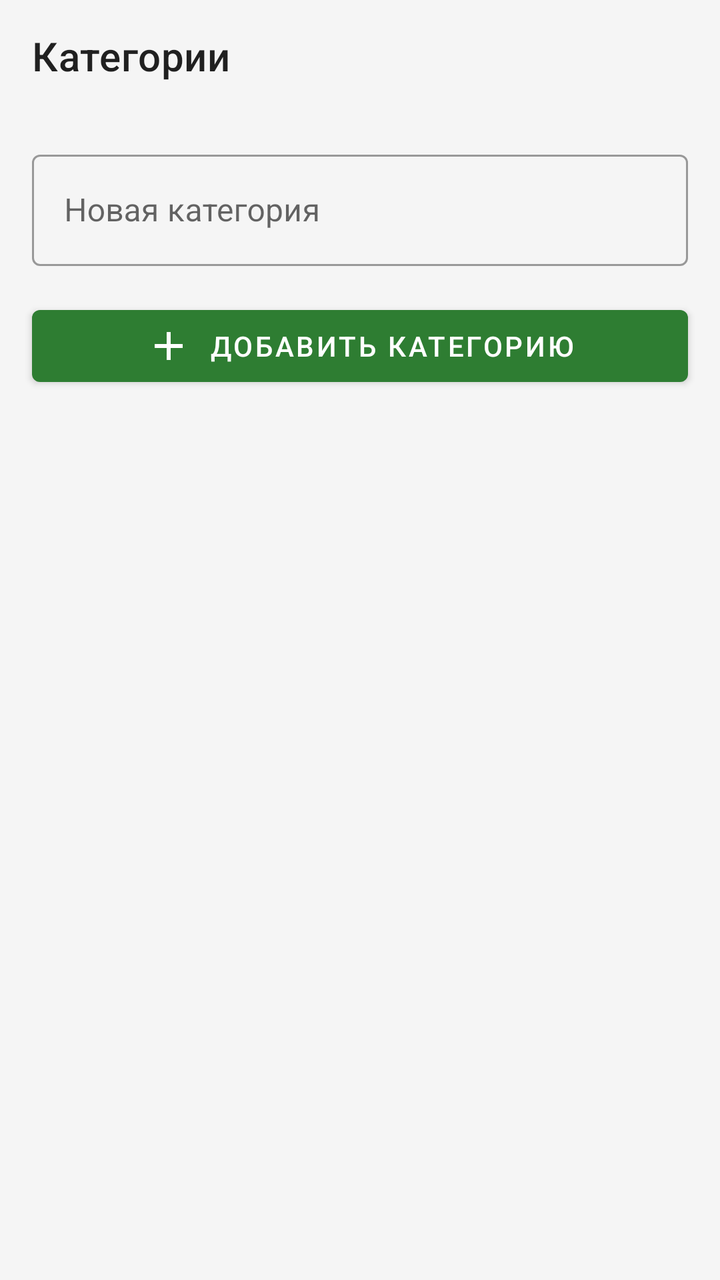
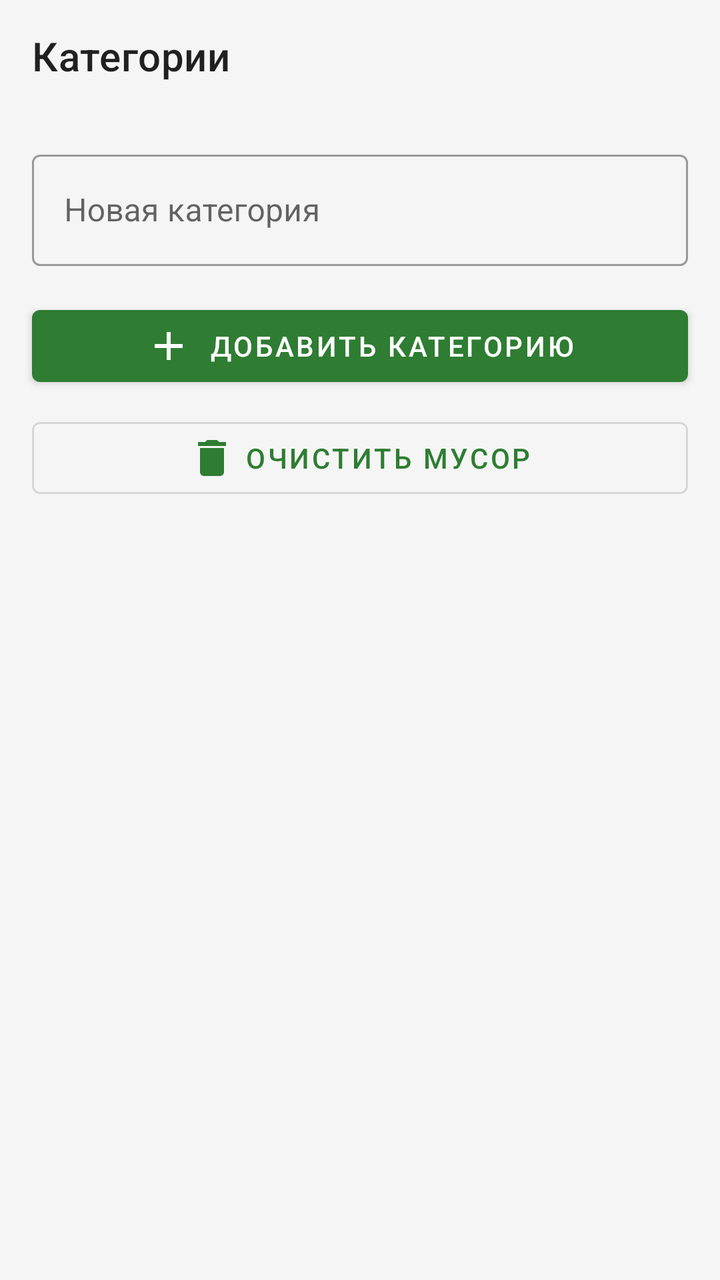

Compare the two renders of this Android layout. The source of the first and the diff that turns it into the second are given below.
<!-- AndroidManifest.xml: application theme Theme.CashGuide -->
<!-- res/layout/fragment_categories.xml -->
<?xml version="1.0" encoding="utf-8"?>
<LinearLayout xmlns:android="http://schemas.android.com/apk/res/android"
    xmlns:app="http://schemas.android.com/apk/res-auto"
    android:layout_width="match_parent"
    android:layout_height="match_parent"
    android:orientation="vertical">

    <com.google.android.material.appbar.MaterialToolbar
        android:id="@+id/toolbar"
        android:layout_width="match_parent"
        android:layout_height="?attr/actionBarSize"
        app:title="@string/categories_title" />

    <com.google.android.material.textfield.TextInputLayout
        style="@style/Widget.MaterialComponents.TextInputLayout.OutlinedBox"
        android:layout_width="match_parent"
        android:layout_height="wrap_content"
        android:layout_margin="16dp"
        android:layout_marginBottom="8dp"
        android:hint="@string/add_category_hint">

        <com.google.android.material.textfield.TextInputEditText
            android:id="@+id/etCategoryName"
            android:layout_width="match_parent"
            android:layout_height="wrap_content"
            android:inputType="textCapSentences"
            android:maxLines="1" />
    </com.google.android.material.textfield.TextInputLayout>

    <com.google.android.material.button.MaterialButton
        android:id="@+id/btnAdd"
        android:layout_width="match_parent"
        android:layout_height="wrap_content"
        android:layout_marginHorizontal="16dp"
        android:text="@string/add_category"
        app:backgroundTint="@color/colorPrimary"
        app:icon="@drawable/ic_add"
        app:iconGravity="textStart" />

    <androidx.recyclerview.widget.RecyclerView
        android:id="@+id/rvCategories"
        android:layout_width="match_parent"
        android:layout_height="0dp"
        android:layout_marginTop="8dp"
        android:layout_weight="1"
        android:clipToPadding="false"
        android:paddingHorizontal="16dp"
        android:scrollbars="vertical" />
</LinearLayout>
<!-- resources referenced by this layout -->
<resources>
  <color name="colorPrimary">#2E7D32</color>
  <!-- drawable ic_add (drawable) -->
  <vector xmlns:android="http://schemas.android.com/apk/res/android"
      android:width="24dp"
      android:height="24dp"
      android:viewportWidth="24"
      android:viewportHeight="24"
      android:autoMirrored="true"
      android:tint="?attr/colorControlNormal">
      <path
          android:fillColor="@android:color/white"
          android:pathData="M19,13h-6v6h-2v-6H5v-2h6V5h2v6h6v2z" />
  </vector>
  <string name="add_category">Добавить категорию</string>
  <string name="add_category_hint">Новая категория</string>
  <string name="categories_title">Категории</string>
  <style name="Theme.CashGuide" parent="Theme.MaterialComponents.DayNight.NoActionBar">
          <item name="colorPrimary">@color/colorPrimary</item>
          <item name="colorPrimaryVariant">@color/colorPrimaryDark</item>
          <item name="colorOnPrimary">@color/white</item>
          <item name="colorSecondary">@color/colorAccent</item>
          <item name="colorSecondaryVariant">@color/colorAccent</item>
          <item name="colorOnSecondary">@color/black</item>
          <item name="android:colorBackground">@color/colorBackground</item>
          <item name="colorSurface">@color/colorSurface</item>
          <item name="android:statusBarColor">@color/colorSurface</item>
          <item name="android:windowLightStatusBar">true</item>
      </style>
  <color name="colorPrimaryDark">#1B5E20</color>
  <color name="white">#FFFFFFFF</color>
  <color name="colorAccent">#FF9800</color>
  <color name="black">#FF000000</color>
  <color name="colorBackground">#F5F5F5</color>
  <color name="colorSurface">#FFFFFFFF</color>
</resources>

<!-- the commit's change to res/layout/fragment_categories.xml (unified diff, before → after) -->
@@ -37,6 +37,17 @@
         app:icon="@drawable/ic_add"
         app:iconGravity="textStart" />
 
+    <com.google.android.material.button.MaterialButton
+        android:id="@+id/btnCleanJunk"
+        style="@style/Widget.MaterialComponents.Button.OutlinedButton"
+        android:layout_width="match_parent"
+        android:layout_height="wrap_content"
+        android:layout_marginHorizontal="16dp"
+        android:layout_marginTop="8dp"
+        android:text="@string/clean_junk"
+        app:icon="@drawable/ic_delete"
+        app:iconGravity="textStart" />
+
     <androidx.recyclerview.widget.RecyclerView
         android:id="@+id/rvCategories"
         android:layout_width="match_parent"
<!-- resource entries referenced after the edit -->
@@ -13,9 +13,22 @@
           android:fillColor="@android:color/white"
           android:pathData="M19,13h-6v6h-2v-6H5v-2h6V5h2v6h6v2z" />
   </vector>
+  <!-- drawable ic_delete (drawable) -->
+  <vector xmlns:android="http://schemas.android.com/apk/res/android"
+      android:width="24dp"
+      android:height="24dp"
+      android:viewportWidth="24"
+      android:viewportHeight="24"
+      android:autoMirrored="true"
+      android:tint="?attr/colorControlNormal">
+      <path
+          android:fillColor="@android:color/white"
+          android:pathData="M6,19c0,1.1 0.9,2 2,2h8c1.1,0 2,-0.9 2,-2V7H6v12zM19,4h-3.5l-1,-1h-5l-1,1H5v2h14V4z" />
+  </vector>
   <string name="add_category">Добавить категорию</string>
   <string name="add_category_hint">Новая категория</string>
   <string name="categories_title">Категории</string>
+  <string name="clean_junk">Очистить мусор</string>
   <style name="Theme.CashGuide" parent="Theme.MaterialComponents.DayNight.NoActionBar">
           <item name="colorPrimary">@color/colorPrimary</item>
           <item name="colorPrimaryVariant">@color/colorPrimaryDark</item>
